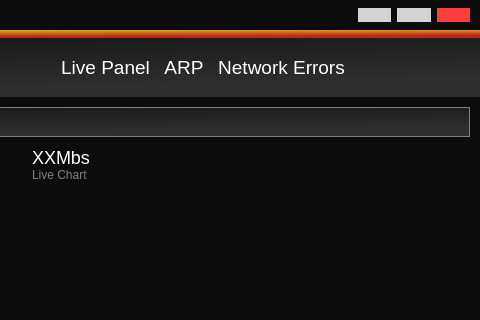
Above: mainwindow.ui from hunterjreid/HomeScan before the change; both pictures show x 576 to 1056 and y 0 to 320 of the 1056 by 924 pixel window. Below: the same form after it.
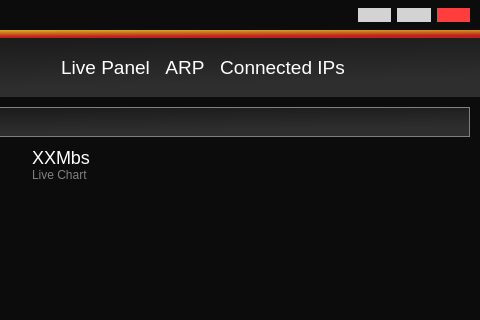
That is the form after the change. Icons and pictures are not drawn. Custom widgets are drawn as their Qt base class.

Commit message: finish Connected IP's Linked Settings

```diff
--- a/mainwindow.ui
+++ b/mainwindow.ui
@@ -725,7 +725,7 @@
 font-size: 19px;</string>
                    </property>
                    <property name="text">
-                    <string>Network Errors</string>
+                    <string>Connected IPs</string>
                    </property>
                   </widget>
                  </item>
```
The commit also changes 6 other files.
